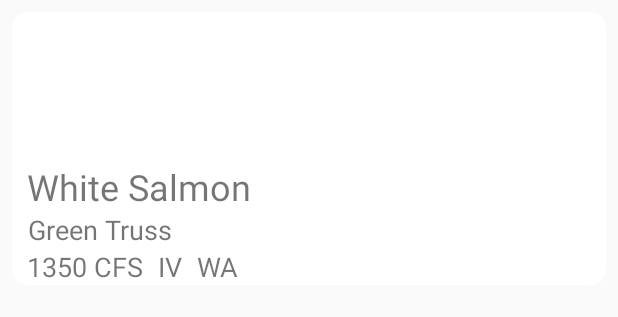
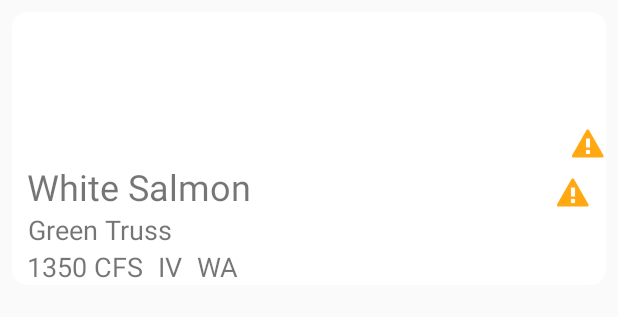
Before and after one commit to Sam-Makman/RiverTracker_app, an Android app: the layout row_river.xml on its own in the app's theme, with its tools: preview values and no code run, on a phone screen of 412 x 824 dp. Shown: the top 317 px of the screen. Run offline under Robolectric (Android 15) with nearby library versions, the phone set to English and light mode, and no system bars.

Commit message:
added an alert icon to individual rows in RiverFragment

```diff
--- a/app/src/main/res/layout/row_river.xml
+++ b/app/src/main/res/layout/row_river.xml
@@ -14,6 +14,15 @@
             android:id="@+id/row_river_image"
             android:layout_width="match_parent"
             android:layout_height="100dp"/>
+        <ImageView
+            android:id="@+id/row_river_alert_icon_upper"
+            android:layout_width="wrap_content"
+            android:layout_height="wrap_content"
+            android:layout_alignEnd="@id/row_river_image"
+            android:layout_alignRight="@id/row_river_image"
+            android:layout_alignBottom="@id/row_river_image"
+            android:background="@android:drawable/stat_sys_warning"
+            android:backgroundTint="#ffa812"/>
         <RelativeLayout
             android:layout_width="match_parent"
             android:layout_height="wrap_content"
@@ -28,6 +37,15 @@
             tools:text="White Salmon"
             android:textAlignment="center"
             />
+            <ImageView
+                android:id="@+id/row_river_alert_icon_lower"
+                android:layout_width="wrap_content"
+                android:layout_height="wrap_content"
+                android:layout_alignParentEnd="true"
+                android:layout_alignParentRight="true"
+                android:layout_alignBottom="@id/row_river_name"
+                android:background="@android:drawable/stat_sys_warning"
+                android:backgroundTint="#ffa812" />
         <TextView
             android:id="@+id/row_river_section"
             android:layout_width="wrap_content"
```
Also changed, not shown: app/src/main/java/com/makman/rivertracker/RiverRecyclerViewAdapter.java (+11 -1 lines).
